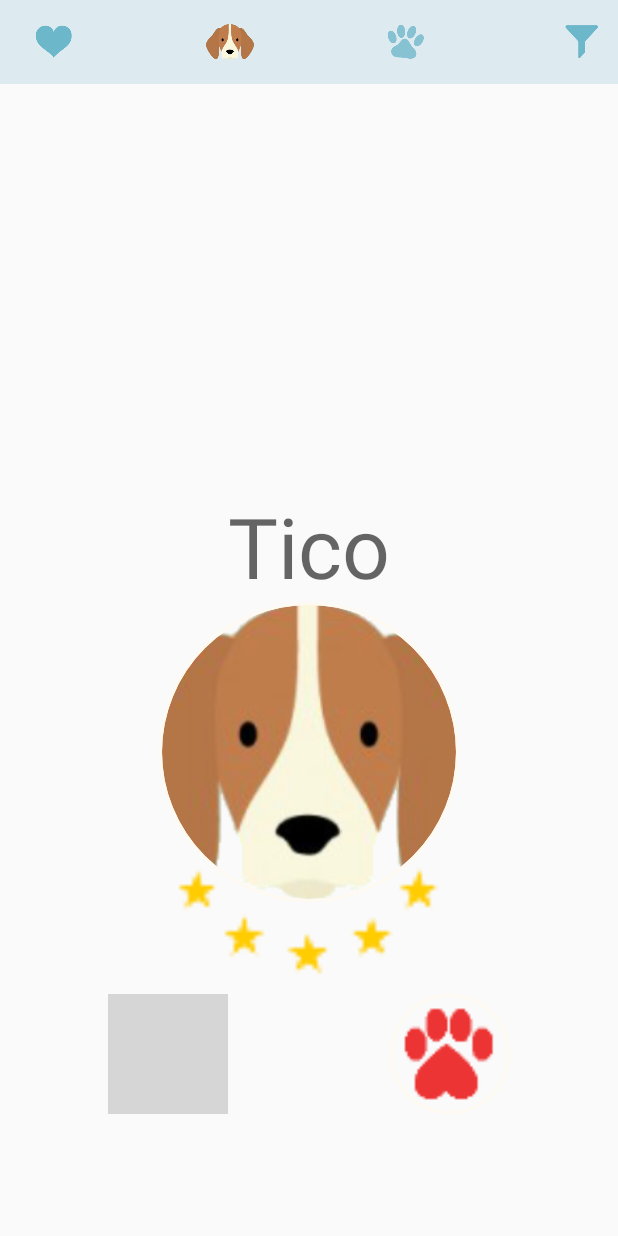
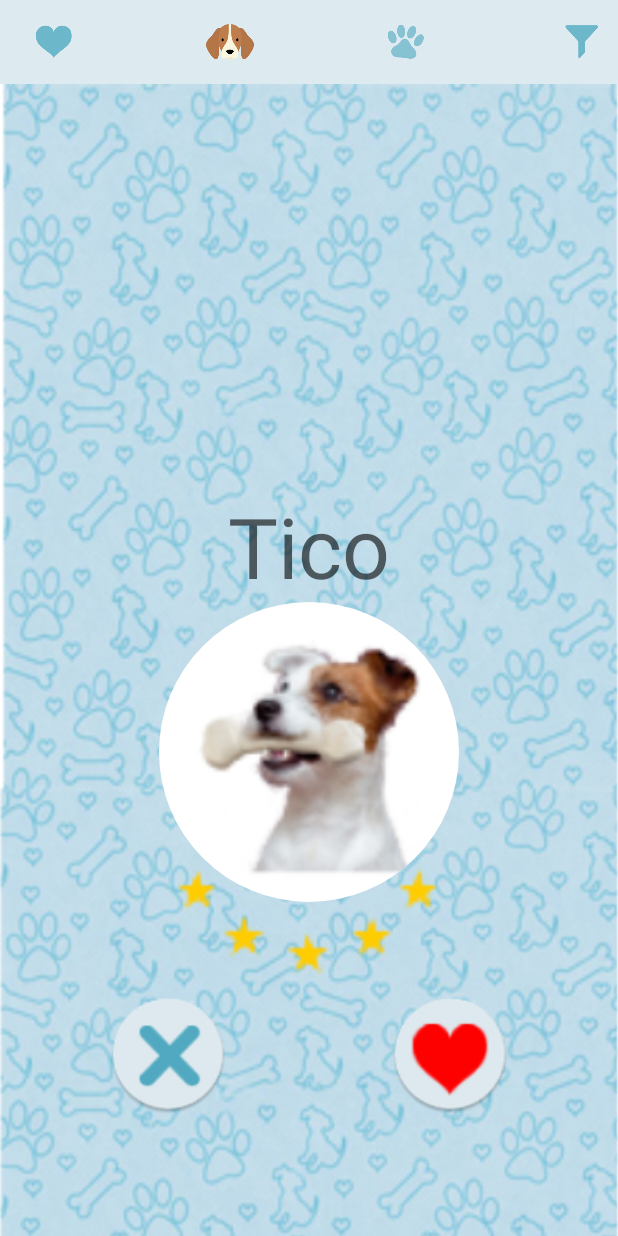
Before and after one commit to LeticiaLBarbosa/safadog, an Android app: the FeedFragment screen opened directly, with no data from a screen before it, on a phone screen of 412 x 824 dp. Run offline under Robolectric (Android 15) with nearby library versions, the phone set to English and light mode, and no system bars; our stand-ins replace CircleImageView; libraries missing offline, so code that uses them is left out: com.facebook, com.facebook.appevents, com.parse; 1 statement that could not run was skipped; grey boxes are pictures that could not be loaded.

Commit message:
Tela de feed.

```diff
--- a/app/src/main/res/layout/feed_fragment.xml
+++ b/app/src/main/res/layout/feed_fragment.xml
@@ -3,7 +3,8 @@
     xmlns:app="http://schemas.android.com/apk/res-auto"
     android:layout_width="match_parent"
     android:layout_height="match_parent"
-    android:orientation="vertical">
+    android:orientation="vertical"
+    style="@style/CustomLayoutBackground">
 
     <ImageView
         android:layout_width="200dp"
@@ -18,10 +19,8 @@
         android:id="@+id/dislike_image"
         android:layout_width="80dp"
         android:layout_height="80dp"
-        android:src="@drawable/com_facebook_tooltip_blue_xout"
+        android:src="@mipmap/ic_refuse"
         android:gravity="center"
-        app:civ_border_width="2dp"
-        app:civ_border_color="@color/colorTextIcons"
         android:layout_alignTop="@+id/like_image"
         android:layout_toLeftOf="@+id/textView_feed"
         android:layout_toStartOf="@+id/textView_feed" />
@@ -30,10 +29,8 @@
         android:id="@+id/like_image"
         android:layout_width="80dp"
         android:layout_height="80dp"
-        android:src="@drawable/ic_matches"
+        android:src="@mipmap/ic_match"
         android:gravity="center"
-        app:civ_border_width="2dp"
-        app:civ_border_color="@color/colorTextIcons"
         android:layout_marginBottom="81dp"
         android:layout_alignParentBottom="true"
         android:layout_toRightOf="@+id/textView_feed"
@@ -43,10 +40,8 @@
         android:id="@+id/profile_image"
         android:layout_width="200dp"
         android:layout_height="200dp"
-        android:src="@drawable/cara_cachorro"
+        android:src="@drawable/kxorro4"
         android:gravity="center"
-        app:civ_border_width="2dp"
-        app:civ_border_color="@color/colorTextIcons"
         android:layout_above="@+id/dislike_image"
         android:layout_alignLeft="@+id/imageView_fivestars"
         android:layout_alignStart="@+id/imageView_fivestars"
```
Also changed, not shown: app/src/main/cachorro_perfil-web.png (deleted), app/src/main/five_stars-web.png (deleted), app/src/main/ic_cara_cachorro2-web.png (deleted), app/src/main/ic_cara_cachorro3-web.png (deleted), app/src/main/ic_cara_cachorro4-web.png (deleted), app/src/main/ic_chat-web.png (deleted), app/src/main/res/mipmap-hdpi/ic_match.png (added), app/src/main/res/mipmap-hdpi/ic_refuse.png (added), app/src/main/res/mipmap-mdpi/ic_match.png (added), app/src/main/res/mipmap-mdpi/ic_refuse.png (added), app/src/main/res/mipmap-xhdpi/ic_match.png (added), app/src/main/res/mipmap-xhdpi/ic_refuse.png (added), app/src/main/res/mipmap-xxhdpi/ic_match.png (added), app/src/main/res/mipmap-xxhdpi/ic_refuse.png (added), 2 more files.
